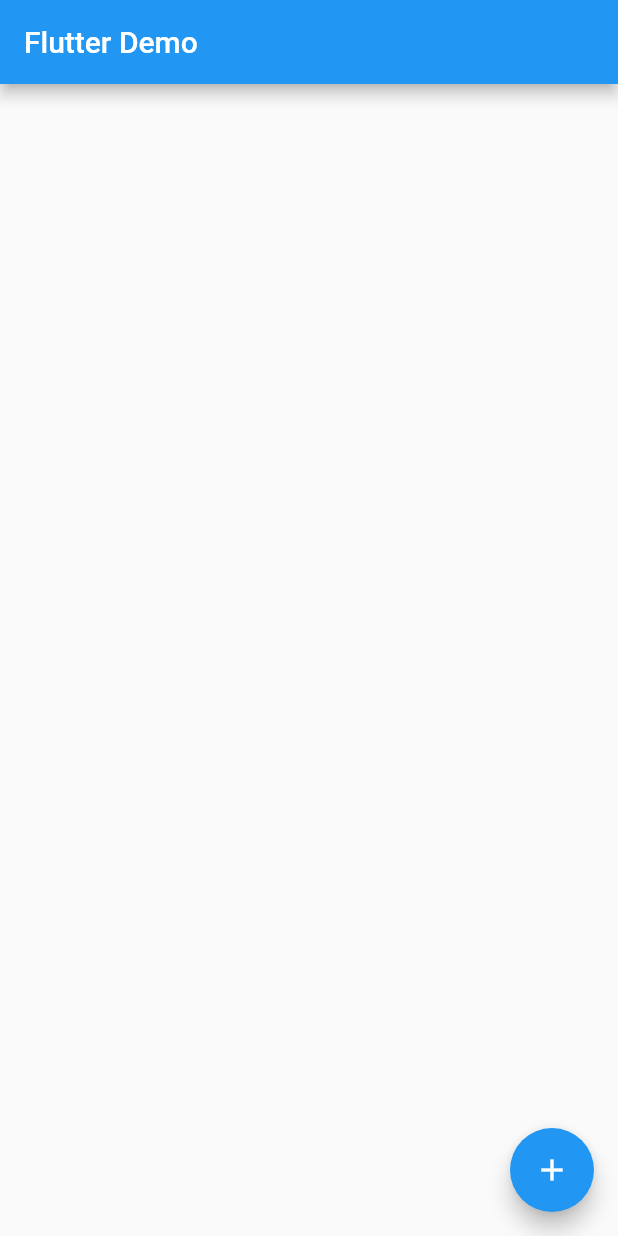
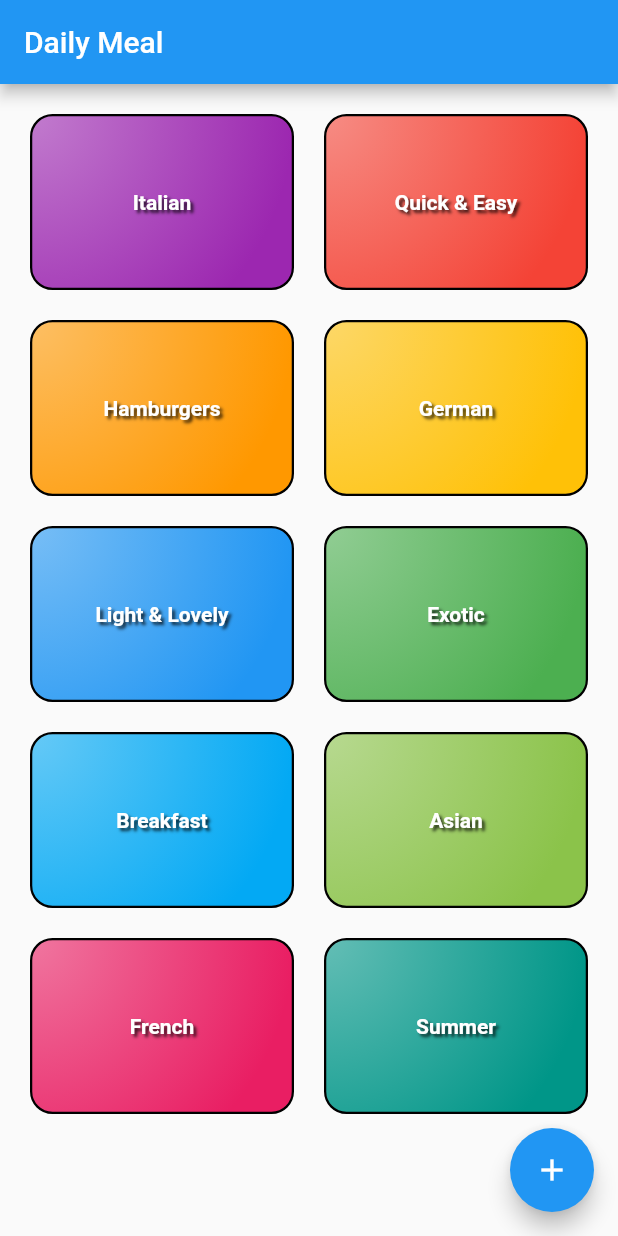
Before and after one commit to caribjin/daily_meals, a Flutter app: the screen it shows after launch, on a phone screen of 412 x 824 dp. Run offline on Flutter 3.47's test engine with Material 2 defaults, Android fonts, the phone set to English and light mode, and no system bars.

Commit message:
added main categories page.

```diff
--- /dev/null
+++ b/lib/categories_page.dart
@@ -0,0 +1,26 @@
+import 'package:flutter/material.dart';
+
+import 'category_item.dart';
+import 'models/category.dart';
+
+import 'package:daily_meals/dummy_data.dart';
+
+class CategoriesPage extends StatelessWidget {
+  @override
+  Widget build(BuildContext context) {
+    return GridView(
+      gridDelegate: const SliverGridDelegateWithMaxCrossAxisExtent(
+        maxCrossAxisExtent: 200,
+        childAspectRatio: 1.5,
+        crossAxisSpacing: 20,
+        mainAxisSpacing: 20,
+      ),
+      padding: const EdgeInsets.all(20),
+      children: DUMMY_CATEGORIES
+          .map(
+            (Category category) => CategoryItem(category: category),
+          )
+          .toList(),
+    );
+  }
+}
--- /dev/null
+++ b/lib/category_item.dart
@@ -0,0 +1,50 @@
+import 'package:flutter/material.dart';
+
+import 'models/category.dart';
+
+class CategoryItem extends StatelessWidget {
+  late final Category category;
+
+  CategoryItem({required this.category});
+
+  @override
+  Widget build(BuildContext context) {
+    return Container(
+      // color: category.color,
+      decoration: BoxDecoration(
+        border: Border.all(
+          color: Colors.black,
+          width: 1.5,
+        ),
+        gradient: RadialGradient(
+        // gradient: LinearGradient(
+        //   begin: Alignment.topLeft,
+        //   end: Alignment.bottomRight,
+          center: Alignment.topLeft,
+          radius: 1.5,
+          colors: [
+            category.color.withOpacity(0.6),
+            category.color,
+          ],
+        ),
+        borderRadius: BorderRadius.circular(15),
+      ),
+      child: Center(
+        child: Text(
+          category.title,
+          style: const TextStyle(
+            color: Colors.white,
+            shadows: [
+              Shadow(
+                color: Color.fromRGBO(0, 0, 0, 0.8),
+                blurRadius: 2,
+                offset: Offset(2, 2),
+              ),
+            ],
+            fontWeight: FontWeight.bold,
+          ),
+        ),
+      ),
+    );
+  }
+}
--- /dev/null
+++ b/lib/dummy_data.dart
@@ -0,0 +1,408 @@
+import 'package:flutter/material.dart';
+
+import './models/category.dart';
+// import './models/meal.dart';
+
+const DUMMY_CATEGORIES = const [
+  Category(
+    id: 'c1',
+    title: 'Italian',
+    color: Colors.purple,
+  ),
+  Category(
+    id: 'c2',
+    title: 'Quick & Easy',
+    color: Colors.red,
+  ),
+  Category(
+    id: 'c3',
+    title: 'Hamburgers',
+    color: Colors.orange,
+  ),
+  Category(
+    id: 'c4',
+    title: 'German',
+    color: Colors.amber,
+  ),
+  Category(
+    id: 'c5',
+    title: 'Light & Lovely',
+    color: Colors.blue,
+  ),
+  Category(
+    id: 'c6',
+    title: 'Exotic',
+    color: Colors.green,
+  ),
+  Category(
+    id: 'c7',
+    title: 'Breakfast',
+    color: Colors.lightBlue,
+  ),
+  Category(
+    id: 'c8',
+    title: 'Asian',
+    color: Colors.lightGreen,
+  ),
+  Category(
+    id: 'c9',
+    title: 'French',
+    color: Colors.pink,
+  ),
+  Category(
+    id: 'c10',
+    title: 'Summer',
+    color: Colors.teal,
+  ),
+];
+
+// const DUMMY_MEALS = const [
+//   Meal(
+//     id: 'm1',
+//     categories: [
+//       'c1',
+//       'c2',
+//     ],
+//     title: 'Spaghetti with Tomato Sauce',
+//     affordability: Affordability.Affordable,
+//     complexity: Complexity.Simple,
+//     imageUrl:
+//     'https://upload.wikimedia.org/wikipedia/commons/thumb/2/20/Spaghetti_Bolognese_mit_Parmesan_oder_Grana_Padano.jpg/800px-Spaghetti_Bolognese_mit_Parmesan_oder_Grana_Padano.jpg',
+//     duration: 20,
+//     ingredients: [
+//       '4 Tomatoes',
+//       '1 Tablespoon of Olive Oil',
+//       '1 Onion',
+//       '250g Spaghetti',
+//       'Spices',
+//       'Cheese (optional)'
+//     ],
+//     steps: [
+//       'Cut the tomatoes and the onion into small pieces.',
+//       'Boil some water - add salt to it once it boils.',
+//       'Put the spaghetti into the boiling water - they should be done in about 10 to 12 minutes.',
+//       'In the meantime, heaten up some olive oil and add the cut onion.',
+//       'After 2 minutes, add the tomato pieces, salt, pepper and your other spices.',
+//       'The sauce will be done once the spaghetti are.',
+//       'Feel free to add some cheese on top of the finished dish.'
+//     ],
+//     isGlutenFree: false,
+//     isVegan: true,
+//     isVegetarian: true,
+//     isLactoseFree: true,
+//   ),
+//   Meal(
+//     id: 'm2',
+//     categories: [
+//       'c2',
+//     ],
+//     title: 'Toast Hawaii',
+//     affordability: Affordability.Affordable,
+//     complexity: Complexity.Simple,
+//     imageUrl:
+//     'https://cdn.pixabay.com/photo/2018/07/11/21/51/toast-3532016_1280.jpg',
+//     duration: 10,
+//     ingredients: [
+//       '1 Slice White Bread',
+//       '1 Slice Ham',
+//       '1 Slice Pineapple',
+//       '1-2 Slices of Cheese',
+//       'Butter'
+//     ],
+//     steps: [
+//       'Butter one side of the white bread',
+//       'Layer ham, the pineapple and cheese on the white bread',
+//       'Bake the toast for round about 10 minutes in the oven at 200°C'
+//     ],
+//     isGlutenFree: false,
+//     isVegan: false,
+//     isVegetarian: false,
+//     isLactoseFree: false,
+//   ),
+//   Meal(
+//     id: 'm3',
+//     categories: [
+//       'c2',
+//       'c3',
+//     ],
+//     title: 'Classic Hamburger',
+//     affordability: Affordability.Pricey,
+//     complexity: Complexity.Simple,
+//     imageUrl:
+//     'https://cdn.pixabay.com/photo/2014/10/23/18/05/burger-500054_1280.jpg',
+//     duration: 45,
+//     ingredients: [
+//       '300g Cattle Hack',
+//       '1 Tomato',
+//       '1 Cucumber',
+//       '1 Onion',
+//       'Ketchup',
+//       '2 Burger Buns'
+//     ],
+//     steps: [
+//       'Form 2 patties',
+//       'Fry the patties for c. 4 minutes on each side',
+//       'Quickly fry the buns for c. 1 minute on each side',
+//       'Bruch buns with ketchup',
+//       'Serve burger with tomato, cucumber and onion'
+//     ],
+//     isGlutenFree: false,
+//     isVegan: false,
+//     isVegetarian: false,
+//     isLactoseFree: true,
+//   ),
+//   Meal(
+//     id: 'm4',
+//     categories: [
+//       'c4',
+//     ],
+//     title: 'Wiener Schnitzel',
+//     affordability: Affordability.Luxurious,
+//     complexity: Complexity.Challenging,
+//     imageUrl:
+//     'https://cdn.pixabay.com/photo/2018/03/31/19/29/schnitzel-3279045_1280.jpg',
+//     duration: 60,
+//     ingredients: [
+//       '8 Veal Cutlets',
+//       '4 Eggs',
+//       '200g Bread Crumbs',
+//       '100g Flour',
+//       '300ml Butter',
+//       '100g Vegetable Oil',
+//       'Salt',
+//       'Lemon Slices'
+//     ],
+//     steps: [
+//       'Tenderize the veal to about 2–4mm, and salt on both sides.',
+//       'On a flat plate, stir the eggs briefly with a fork.',
+//       'Lightly coat the cutlets in flour then dip into the egg, and finally, coat in breadcrumbs.',
+//       'Heat the butter and oil in a large pan (allow the fat to get very hot) and fry the schnitzels until golden brown on both sides.',
+//       'Make sure to toss the pan regularly so that the schnitzels are surrounded by oil and the crumbing becomes ‘fluffy’.',
+//       'Remove, and drain on kitchen paper. Fry the parsley in the remaining oil and drain.',
+//       'Place the schnitzels on awarmed plate and serve garnishedwith parsley and slices of lemon.'
+//     ],
+//     isGlutenFree: false,
+//     isVegan: false,
+//     isVegetarian: false,
+//     isLactoseFree: false,
+//   ),
+//   Meal(
+//     id: 'm5',
+//     categories: [
+//       'c2'
+//           'c5',
+//       'c10',
+//     ],
+//     title: 'Salad with Smoked Salmon',
+//     affordability: Affordability.Luxurious,
+//     complexity: Complexity.Simple,
+//     imageUrl:
+//     'https://cdn.pixabay.com/photo/2016/10/25/13/29/smoked-salmon-salad-1768890_1280.jpg',
+//     duration: 15,
+//     ingredients: [
+//       'Arugula',
+//       'Lamb\'s Lettuce',
+//       'Parsley',
+//       'Fennel',
+//       '200g Smoked Salmon',
+//       'Mustard',
+//       'Balsamic Vinegar',
+//       'Olive Oil',
+//       'Salt and Pepper'
+//     ],
+//     steps: [
+//       'Wash and cut salad and herbs',
+//       'Dice the salmon',
+//       'Process mustard, vinegar and olive oil into a dessing',
+//       'Prepare the salad',
+//       'Add salmon cubes and dressing'
+//     ],
+//     isGlutenFree: true,
+//     isVegan: false,
+//     isVegetarian: true,
+//     isLactoseFree: true,
+//   ),
+//   Meal(
+//     id: 'm6',
+//     categories: [
+//       'c6',
+//       'c10',
+//     ],
+//     title: 'Delicious Orange Mousse',
+//     affordability: Affordability.Affordable,
+//     complexity: Complexity.Hard,
+//     imageUrl:
+//     'https://cdn.pixabay.com/photo/2017/05/01/05/18/pastry-2274750_1280.jpg',
+//     duration: 240,
+//     ingredients: [
+//       '4 Sheets of Gelatine',
+//       '150ml Orange Juice',
+//       '80g Sugar',
+//       '300g Yoghurt',
+//       '200g Cream',
+//       'Orange Peel',
+//     ],
+//     steps: [
+//       'Dissolve gelatine in pot',
+//       'Add orange juice and sugar',
+//       'Take pot off the stove',
+//       'Add 2 tablespoons of yoghurt',
+//       'Stir gelatin under remaining yoghurt',
+//       'Cool everything down in the refrigerator',
+//       'Whip the cream and lift it under die orange mass',
+//       'Cool down again for at least 4 hours',
+//       'Serve with orange peel',
+//     ],
+//     isGlutenFree: true,
+//     isVegan: false,
+//     isVegetarian: true,
+//     isLactoseFree: false,
+//   ),
+//   Meal(
+//     id: 'm7',
+//     categories: [
+//       'c7',
+//     ],
+//     title: 'Pancakes',
+//     affordability: Affordability.Affordable,
+//     complexity: Complexity.Simple,
+//     imageUrl:
+//     'https://cdn.pixabay.com/photo/2018/07/10/21/23/pancake-3529653_1280.jpg',
+//     duration: 20,
+//     ingredients: [
+//       '1 1/2 Cups all-purpose Flour',
+//       '3 1/2 Teaspoons Baking Powder',
+//       '1 Teaspoon Salt',
+//       '1 Tablespoon White Sugar',
+//       '1 1/4 cups Milk',
+//       '1 Egg',
+//       '3 Tablespoons Butter, melted',
+//     ],
+//     steps: [
+//       'In a large bowl, sift together the flour, baking powder, salt and sugar.',
+//       'Make a well in the center and pour in the milk, egg and melted butter; mix until smooth.',
+//       'Heat a lightly oiled griddle or frying pan over medium high heat.',
+//       'Pour or scoop the batter onto the griddle, using approximately 1/4 cup for each pancake. Brown on both sides and serve hot.'
+//     ],
+//     isGlutenFree: true,
+//     isVegan: false,
+//     isVegetarian: true,
+//     isLactoseFree: false,
+//   ),
+//   Meal(
+//     id: 'm8',
+//     categories: [
+//       'c8',
+//     ],
+//     title: 'Creamy Indian Chicken Curry',
+//     affordability: Affordability.Pricey,
+//     complexity: Complexity.Challenging,
+//     imageUrl:
+//     'https://cdn.pixabay.com/photo/2018/06/18/16/05/indian-food-3482749_1280.jpg',
+//     duration: 35,
+//     ingredients: [
+//       '4 Chicken Breasts',
+//       '1 Onion',
+//       '2 Cloves of Garlic',
+//       '1 Piece of Ginger',
+//       '4 Tablespoons Almonds',
+//       '1 Teaspoon Cayenne Pepper',
+//       '500ml Coconut Milk',
+//     ],
+//     steps: [
+//       'Slice and fry the chicken breast',
+//       'Process onion, garlic and ginger into paste and sauté everything',
+//       'Add spices and stir fry',
+//       'Add chicken breast + 250ml of water and cook everything for 10 minutes',
+//       'Add coconut milk',
+//       'Serve with rice'
+//     ],
+//     isGlutenFree: true,
+//     isVegan: false,
+//     isVegetarian: false,
+//     isLactoseFree: true,
+//   ),
+//   Meal(
+//     id: 'm9',
+//     categories: [
+//       'c9',
+//     ],
+//     title: 'Chocolate Souffle',
+//     affordability: Affordability.Affordable,
+//     complexity: Complexity.Hard,
+//     imageUrl:
+//     'https://cdn.pixabay.com/photo/2014/08/07/21/07/souffle-412785_1280.jpg',
+//     duration: 45,
+//     ingredients: [
+//       '1 Teaspoon melted Butter',
+//       '2 Tablespoons white Sugar',
+//       '2 Ounces 70% dark Chocolate, broken into pieces',
+//       '1 Tablespoon Butter',
+//       '1 Tablespoon all-purpose Flour',
+//       '4 1/3 tablespoons cold Milk',
+//       '1 Pinch Salt',
+//       '1 Pinch Cayenne Pepper',
+//       '1 Large Egg Yolk',
+//       '2 Large Egg Whites',
+//       '1 Pinch Cream of Tartar',
+//       '1 Tablespoon white Sugar',
+//     ],
+//     steps: [
+//       'Preheat oven to 190°C. Line a rimmed baking sheet with parchment paper.',
+//       'Brush bottom and sides of 2 ramekins lightly with 1 teaspoon melted butter; cover bottom and sides right up to the rim.',
+//       'Add 1 tablespoon white sugar to ramekins. Rotate ramekins until sugar coats all surfaces.',
+//       'Place chocolate pieces in a metal mixing bowl.',
+//       'Place bowl over a pan of about 3 cups hot water over low heat.',
+//       'Melt 1 tablespoon butter in a skillet over medium heat. Sprinkle in flour. Whisk until flour is incorporated into butter and mixture thickens.',
+//       'Whisk in cold milk until mixture becomes smooth and thickens. Transfer mixture to bowl with melted chocolate.',
+//       'Add salt and cayenne pepper. Mix together thoroughly. Add egg yolk and mix to combine.',
+//       'Leave bowl above the hot (not simmering) water to keep chocolate warm while you whip the egg whites.',
+//       'Place 2 egg whites in a mixing bowl; add cream of tartar. Whisk until mixture begins to thicken and a drizzle from the whisk stays on the surface about 1 second before disappearing into the mix.',
+//       'Add 1/3 of sugar and whisk in. Whisk in a bit more sugar about 15 seconds.',
+//       'whisk in the rest of the sugar. Continue whisking until mixture is about as thick as shaving cream and holds soft peaks, 3 to 5 minutes.',
+//       'Transfer a little less than half of egg whites to chocolate.',
+//       'Mix until egg whites are thoroughly incorporated into the chocolate.',
+//       'Add the rest of the egg whites; gently fold into the chocolate with a spatula, lifting from the bottom and folding over.',
+//       'Stop mixing after the egg white disappears. Divide mixture between 2 prepared ramekins. Place ramekins on prepared baking sheet.',
+//       'Bake in preheated oven until scuffles are puffed and have risen above the top of the rims, 12 to 15 minutes.',
+//     ],
+//     isGlutenFree: true,
+//     isVegan: false,
+//     isVegetarian: true,
+//     isLactoseFree: false,
+//   ),
+//   Meal(
+//     id: 'm10',
+//     categories: [
+//       'c2',
+//       'c5',
+//       'c10',
+//     ],
+//     title: 'Asparagus Salad with Cherry Tomatoes',
+//     affordability: Affordability.Luxurious,
+//     complexity: Complexity.Simple,
+//     imageUrl:
+//     'https://cdn.pixabay.com/photo/2018/04/09/18/26/asparagus-3304997_1280.jpg',
+//     duration: 30,
+//     ingredients: [
+//       'White and Green Asparagus',
+//       '30g Pine Nuts',
+//       '300g Cherry Tomatoes',
+//       'Salad',
+//       'Salt, Pepper and Olive Oil'
+//     ],
+//     steps: [
+//       'Wash, peel and cut the asparagus',
+//       'Cook in salted water',
+//       'Salt and pepper the asparagus',
+//       'Roast the pine nuts',
+//       'Halve the tomatoes',
+//       'Mix with asparagus, salad and dressing',
+//       'Serve with Baguette'
+//     ],
+//     isGlutenFree: true,
+//     isVegan: true,
+//     isVegetarian: true,
+//     isLactoseFree: true,
+//   ),
+// ];
--- a/lib/main.dart
+++ b/lib/main.dart
@@ -1,4 +1,6 @@
 import 'package:flutter/material.dart';
+
+import 'categories_page.dart';
 
 void main() {
   runApp(MyApp());
@@ -8,7 +10,7 @@ class MyApp extends StatelessWidget {
   @override
   Widget build(BuildContext context) {
     return MaterialApp(
-      title: 'Flutter Demo',
+      title: 'Daily Meal',
       theme: ThemeData(
         primarySwatch: Colors.blue,
       ),
@@ -18,7 +20,7 @@ class MyApp extends StatelessWidget {
 }
 
 class MyHomePage extends StatefulWidget {
-  MyHomePage({Key key}) : super(key: key);
+  MyHomePage({Key? key}) : super(key: key);
 
   @override
   _MyHomePageState createState() => _MyHomePageState();
@@ -27,16 +29,16 @@ class MyHomePage extends StatefulWidget {
 class _MyHomePageState extends State<MyHomePage> {
   @override
   Widget build(BuildContext context) {
+    final MediaQueryData mediaQuery = MediaQuery.of(context);
+    final appBar = AppBar(
+      title: Text('Daily Meal'),
+    );
+
     return Scaffold(
-      appBar: AppBar(
-        title: Text('Flutter Demo'),
-      ),
-      body: Center(
-        child: Column(
-          mainAxisAlignment: MainAxisAlignment.center,
-          children: <Widget>[
-          ],
-        ),
+      appBar: appBar,
+      body: Container(
+        height: mediaQuery.size.height - appBar.preferredSize.height - mediaQuery.padding.top,
+        child: CategoriesPage(),
       ),
       floatingActionButton: FloatingActionButton(
         onPressed: () {},
--- /dev/null
+++ b/lib/models/category.dart
@@ -0,0 +1,19 @@
+import 'package:flutter/material.dart';
+
+class Category {
+  final String id;
+  final String title;
+  final Color color;
+
+  const Category({required this.id, required this.title, this.color = Colors.white});
+
+  Map<String, dynamic> toJson() {
+    var map = <String, dynamic>{};
+
+    map["id"] = id;
+    map["title"] = title;
+    map["color"] = color;
+
+    return map;
+  }
+}
--- a/pubspec.yaml
+++ b/pubspec.yaml
@@ -18,7 +18,7 @@ publish_to: 'none' # Remove this line if you wish to publish to pub.dev
 version: 1.0.0+1
 
 environment:
-  sdk: ">=2.7.0 <3.0.0"
+  sdk: ">=2.12.0 <3.0.0"
 
 dependencies:
   flutter:
```
Also changed, not shown: pubspec.lock.
